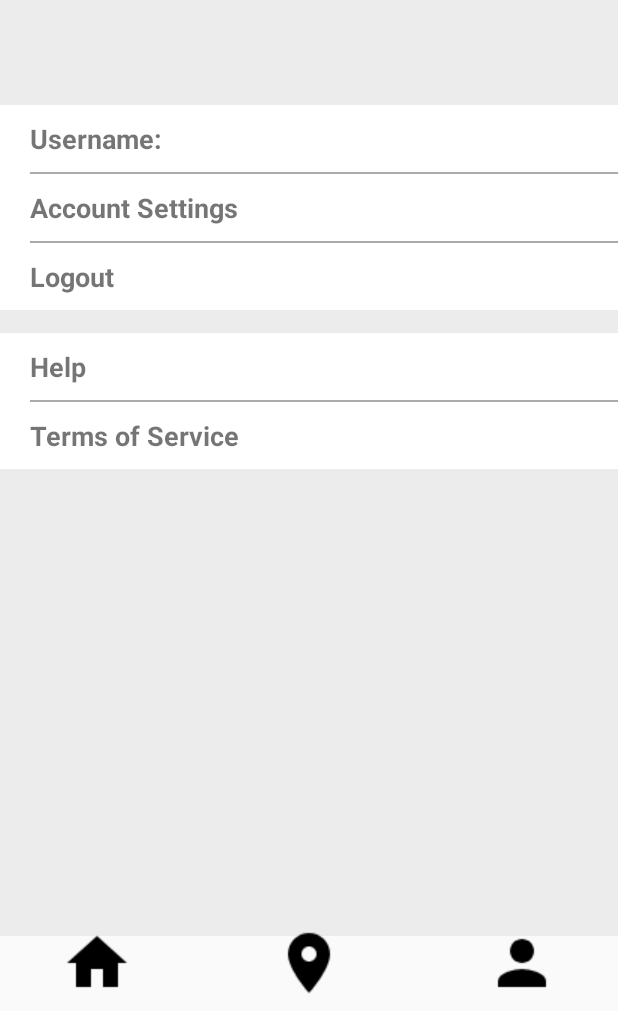
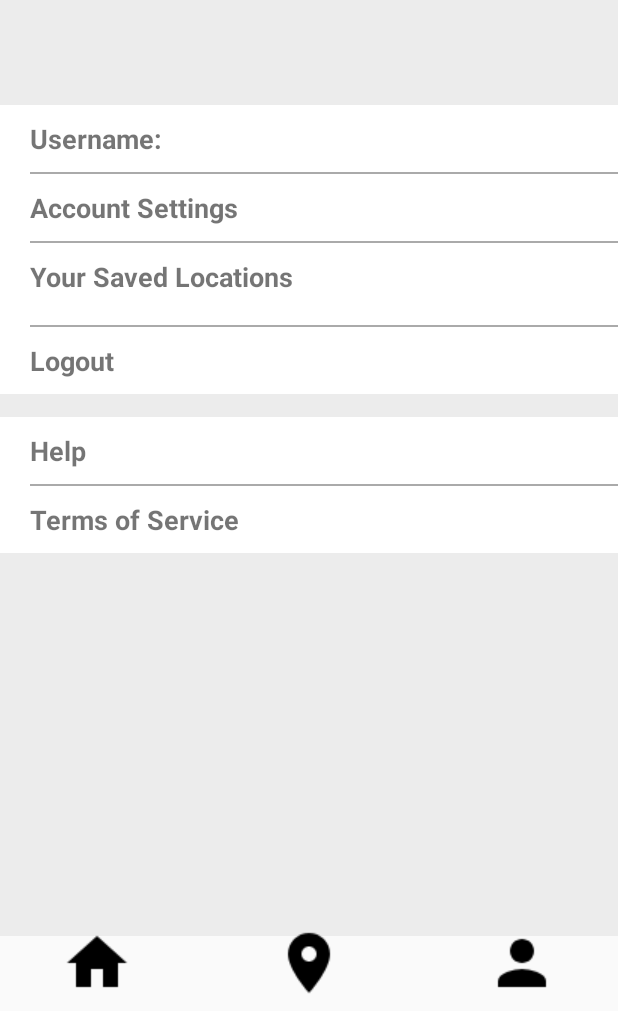
Before and after one commit to Joao-Maria-Janeiro/MyCityGuide, an Android app: the fragment AccountFragment placed in its activity, on a phone screen of 412 x 824 dp, the part 225-1236 px from its top. Run offline under Robolectric (Android 15) with nearby library versions, the phone set to English and light mode, and no system bars; our stand-ins replace CircleImageView, Firebase (no records; nobody signed in at launch, a user with empty details on screens opened directly), Picasso; 2 statements that could not run were skipped.

Commit message:
Users can now see their saved places from the fragment

```diff
--- a/app/src/main/AndroidManifest.xml
+++ b/app/src/main/AndroidManifest.xml
@@ -38,6 +38,8 @@
             </intent-filter>
         </activity>
 
+        <activity android:name=".User.DisplayUserPlaces"/>
+
         <!--
              The API key for Google Maps-based APIs is defined as a string resource.
              (See the file "res/values/google_maps_api.xml").
--- a/app/src/main/java/com/cityguide/joaomjaneiro/cityguide/MainActivity.java
+++ b/app/src/main/java/com/cityguide/joaomjaneiro/cityguide/MainActivity.java
@@ -27,6 +27,7 @@ import android.widget.TextView;
 
 import com.cityguide.joaomjaneiro.cityguide.PointsOfInterest.Point_Activity;
 import com.cityguide.joaomjaneiro.cityguide.User.AccountFragment;
+import com.cityguide.joaomjaneiro.cityguide.User.DisplayUserPlaces;
 import com.cityguide.joaomjaneiro.cityguide.User.HomeFragment;
 import com.cityguide.joaomjaneiro.cityguide.User.LoginActivity;
 import com.google.firebase.auth.FirebaseAuth;
@@ -43,7 +44,7 @@ import java.util.ArrayList;
 import java.util.List;
 import java.util.Locale;
 
-public class MainActivity extends AppCompatActivity implements View.OnClickListener{
+public class MainActivity extends AppCompatActivity {
     private TextView tvLogout;
 
     private LocationManager locationManager;
@@ -77,25 +78,32 @@ public class MainActivity extends AppCompatActivity implements View.OnClickListe
             setContentView(R.layout.no_internet);
         }else {
 
+
+            //Checks if user is logged in
+            firebaseAuth = FirebaseAuth.getInstance();
+
+            dbReference = FirebaseDatabase.getInstance().getReference();
+
+            accountFragment = new AccountFragment();
+            homeFragment = new HomeFragment();
+
+
+
+            ImageButton userBtn = findViewById(R.id.userBtn);
+            userBtn.setOnClickListener(new View.OnClickListener() {
+                @Override
+                public void onClick(View view) {
+                    if(firebaseAuth.getCurrentUser() != null){
+                        setFragment(accountFragment);
+                    }else{
+                        openUserActivity();
+                    }
+                }
+            });
+
         }
 
-        //Checks if user is logged in
-        firebaseAuth = FirebaseAuth.getInstance();
-        //If user somehow is not logged in
-        /*if(firebaseAuth.getCurrentUser() == null) {
-            finish();
-            startActivity(new Intent(this, LoginActivity.class));
-        }*/
 
-
-        dbReference = FirebaseDatabase.getInstance().getReference();
-
-        tvLogout = (TextView) findViewById(R.id.tvLogout);
-
-        tvLogout.setOnClickListener(this);
-
-        accountFragment = new AccountFragment();
-        homeFragment = new HomeFragment();
 
 
         locationManager = (LocationManager) this.getSystemService(LOCATION_SERVICE);
@@ -126,17 +134,7 @@ public class MainActivity extends AppCompatActivity implements View.OnClickListe
                     ImageButton upNextBtn = findViewById(R.id.upNextBtn);
                     ImageButton homeBtn = findViewById(R.id.mainActivityBtn);
 
-                    ImageButton userBtn = findViewById(R.id.userBtn);
-                    userBtn.setOnClickListener(new View.OnClickListener() {
-                        @Override
-                        public void onClick(View view) {
-                            if(firebaseAuth.getCurrentUser() != null){
-                                setFragment(accountFragment);
-                            }else{
-                                openUserActivity();
-                            }
-                        }
-                    });
+
                     ImageButton mapBtn = findViewById(R.id.mapBtn);
                     mapBtn.setOnClickListener(new View.OnClickListener() {
                         @Override
@@ -152,17 +150,6 @@ public class MainActivity extends AppCompatActivity implements View.OnClickListe
                         }
                     });
 
-
-//                    if(address.equals("Praça Luís de Camões")) {
-//                        availableLocation.setImageResource(R.drawable.camoes);
-//                        upNextBtn.setImageResource(R.drawable.chiado);
-//                        availableLocation.setOnClickListener(new View.OnClickListener() {
-//                            @Override
-//                            public void onClick(View view) {
-//                                Toast.makeText(MainActivity.this,"Abrir Camoes", Toast.LENGTH_SHORT).show();
-//                            }
-//                        });
-//                    }
                     loadPoints();
                     if(addressFound){
                         Picasso.get().load(pointInfo.get(2)).resize(getResources().getDisplayMetrics().widthPixels, 700).into(availableLocation);
@@ -345,15 +332,4 @@ public class MainActivity extends AppCompatActivity implements View.OnClickListe
         setFragment(fragment);
     }
 
-    @Override
-    public void onClick(View view) {
-        switch(view.getId()) {
-            case R.id.tvLogout:
-                firebaseAuth.signOut();
-                finish();
-                Intent intent = new Intent(MainActivity.this, LoginActivity.class);
-                startActivity(intent);
-                break;
-        }
-    }
 }
--- a/app/src/main/java/com/cityguide/joaomjaneiro/cityguide/PointsOfInterest/Point_Activity.java
+++ b/app/src/main/java/com/cityguide/joaomjaneiro/cityguide/PointsOfInterest/Point_Activity.java
@@ -76,7 +76,6 @@ public class Point_Activity extends AppCompatActivity {
                         Log.i("title", title);
 
                         if(userSnapshot.getValue().toString().equals(title)) {
-                            Toast.makeText(Point_Activity.this, "That place is already savedHERE", Toast.LENGTH_SHORT).show();
                             canAdd = false;
                             break;
                         }
--- a/app/src/main/java/com/cityguide/joaomjaneiro/cityguide/User/AccountFragment.java
+++ b/app/src/main/java/com/cityguide/joaomjaneiro/cityguide/User/AccountFragment.java
@@ -27,7 +27,7 @@ import de.hdodenhof.circleimageview.CircleImageView;
 
 
 public class AccountFragment extends Fragment implements View.OnClickListener{
-    private TextView tvPoints, tvLogout, tvUsername, tvChangeName, tvSettings, tvHelp, tvTerms;
+    private TextView tvPoints, tvLogout, tvUsername, tvChangeName, tvSettings, tvHelp, tvTerms, userLocations;
     private CircleImageView profileImg;
 
     private FirebaseAuth firebaseAuth;
@@ -57,6 +57,7 @@ public class AccountFragment extends Fragment implements View.OnClickListener{
         tvHelp = v.findViewById(R.id.textViewHelp);
         tvTerms = v.findViewById(R.id.textViewTerms);
         profileImg = v.findViewById(R.id.cImgViewAccount);
+        userLocations = v.findViewById(R.id.usrLocations);
 
         if(firebaseAuth.getCurrentUser() != null) {
             String user_id = firebaseAuth.getCurrentUser().getUid().toString();
@@ -90,6 +91,7 @@ public class AccountFragment extends Fragment implements View.OnClickListener{
         tvSettings.setOnClickListener(this);
         tvHelp.setOnClickListener(this);
         tvTerms.setOnClickListener(this);
+        userLocations.setOnClickListener(this);
 
         return v;
     }
@@ -105,6 +107,9 @@ public class AccountFragment extends Fragment implements View.OnClickListener{
                     startActivity(intent);
                 }
                 break;
+            case R.id.usrLocations:
+                Intent intent = new Intent(getActivity(), DisplayUserPlaces.class);
+                startActivity(intent);
         }
     }
 }
--- a/app/src/main/res/layout/activity_main.xml
+++ b/app/src/main/res/layout/activity_main.xml
@@ -76,12 +76,6 @@
         app:layout_constraintVertical_bias="0.0"
         app:srcCompat="@drawable/white" />
 
-    <TextView
-        android:id="@+id/tvLogout"
-        android:layout_width="wrap_content"
-        android:layout_height="wrap_content"
-        android:text="Logout"/>
-
     <FrameLayout
         android:id="@+id/menuFrame"
         android:layout_width="match_parent"
--- a/app/src/main/res/layout/fragment_account.xml
+++ b/app/src/main/res/layout/fragment_account.xml
@@ -83,6 +83,24 @@
             android:background="@android:color/darker_gray" />
 
         <TextView
+            android:id="@+id/usrLocations"
+            android:text="Your Saved Locations"
+            android:layout_width="wrap_content"
+            android:layout_height="wrap_content"
+            android:layout_marginBottom="10dp"
+            android:layout_marginLeft="20dp"
+            android:layout_marginTop="10dp"
+            android:textSize="18dp"
+            android:textStyle="bold" />
+
+        <View
+            android:layout_width="match_parent"
+            android:layout_height="1dp"
+            android:layout_marginLeft="20dp"
+            android:layout_marginTop="10dp"
+            android:background="@android:color/darker_gray" />
+
+        <TextView
             android:id="@+id/textViewLogout"
             android:layout_width="wrap_content"
             android:layout_height="wrap_content"
```
Also changed, not shown: app/src/main/java/com/cityguide/joaomjaneiro/cityguide/User/DisplayUserPlaces.java (added, +67 -0 lines), app/src/main/res/layout/activity_display_user_places.xml (added, +92 -0 lines), app/src/main/res/layout/place_info.xml (added, +13 -0 lines), 2 other files.
